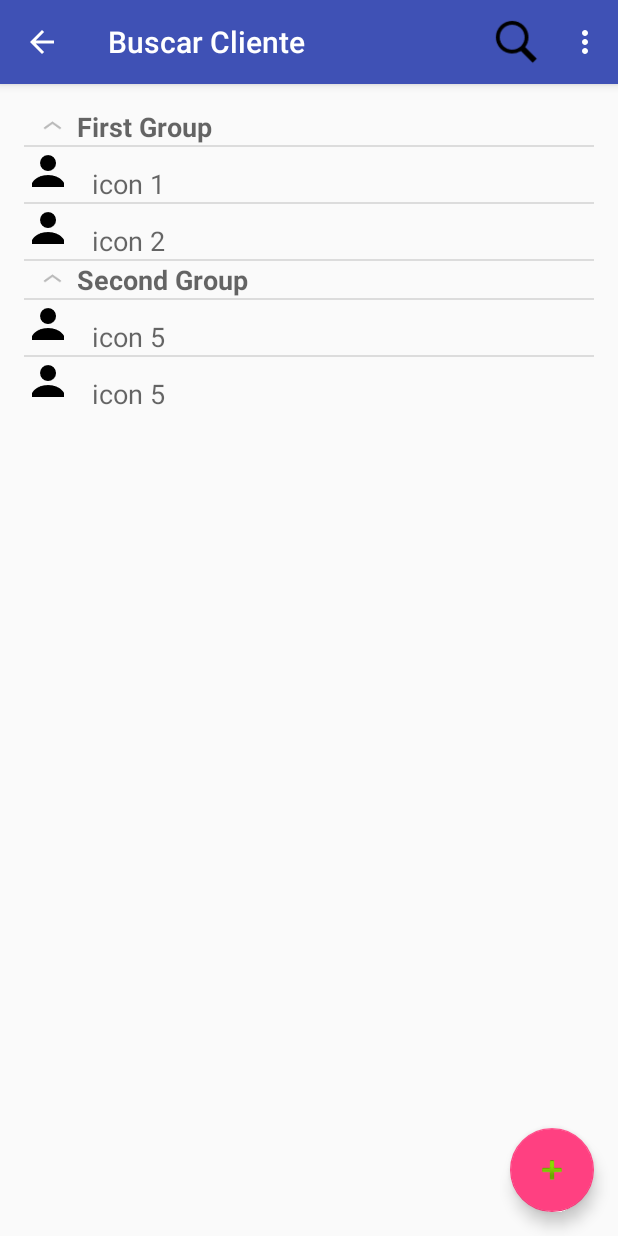
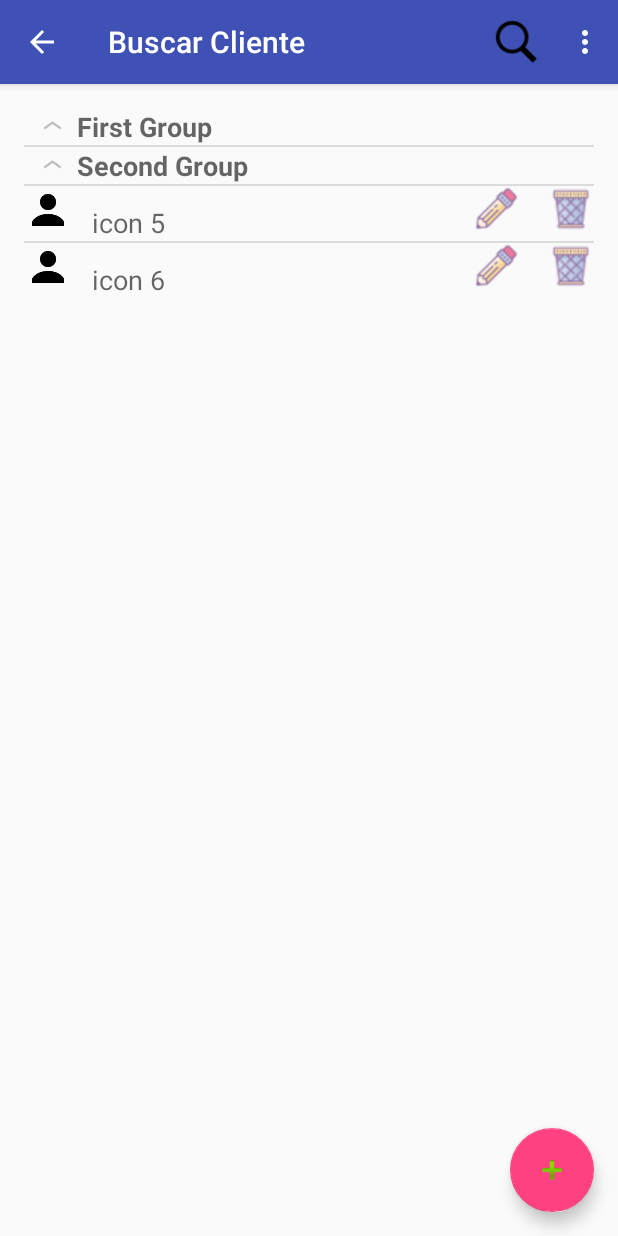
Before and after one commit to Borreguin/TiendApp, an Android app: the Act_NewClient screen opened directly, with no data from a screen before it, after a tap on "BUSCAR CLIENTE", on a phone screen of 412 x 824 dp. Run offline under Robolectric (Android 15) with nearby library versions, the phone set to English and light mode, and no system bars.

```diff
--- a/app/src/main/java/com/borreguin/tiendapp/Act_NewClient.java
+++ b/app/src/main/java/com/borreguin/tiendapp/Act_NewClient.java
@@ -16,6 +16,8 @@ import android.widget.EditText;
 import android.widget.TextView;
 import android.widget.Toast;
 import com.borreguin.tiendapp.Class.Client;
+import com.borreguin.tiendapp.Class.Global;
+
 import java.util.List;
 
 public class Act_NewClient extends AppCompatActivity {
@@ -31,10 +33,8 @@ public class Act_NewClient extends AppCompatActivity {
     //private Client SelectedClient;
     Button btnNewClient;
     Button btnSearchClient;
+    Global global = new Global();
 
-    // NOTE: Test User or Temporal id=0
-    final String prefix = "#TEMP_";
-    final int id_temp = 1;
 
     // Validating a new client
     private TextWatcher textWatcher = new TextWatcher() {
@@ -77,7 +77,7 @@ public class Act_NewClient extends AppCompatActivity {
 
     @Override
     protected void onCreate(Bundle savedInstanceState) {
-        super.onCreate(savedInstanceState);
+
         setContentView(R.layout.activity_act_new_client);
         // PART OF THE MENU
         // ------------------------------------------------
@@ -108,7 +108,7 @@ public class Act_NewClient extends AppCompatActivity {
         //***************************************************
 
         isThereTemporalClient();
-
+        super.onCreate(savedInstanceState);
     }
 
     // check if the user is already created
@@ -171,7 +171,7 @@ public class Act_NewClient extends AppCompatActivity {
 
             Toast message = Toast.makeText(Act_NewClient.this,
                     getString(R.string.Successfully) + "\n" +
-                    getString(R.string.newClientCreated) + "\n" +
+                    getString(R.string.newClientCreated) + "\t" +
                             clientName.getText() , Toast.LENGTH_LONG);
             message.setGravity(0,0,0);
             message.show();
@@ -179,7 +179,7 @@ public class Act_NewClient extends AppCompatActivity {
             checkText.setCheckMarkDrawable(R.drawable.ok);
             checkText.setChecked(false);
             checkText.setText(getString(R.string.Successfully) + " "
-                    + getString(R.string.NewClient) + clientName.getText());
+                    + getString(R.string.NewClient) + "\n" +clientName.getText());
             cleanTemporalClient();
         }
     }
@@ -206,9 +206,8 @@ public class Act_NewClient extends AppCompatActivity {
 
     // Buttons for navigation:
     public void gotoSearchClient(View view){
-        Intent NextPage = new Intent(Act_NewClient.this, Act_SearchClient.class);
-        startActivity(NextPage);
-    };
+        global.goto_SearchClient(view);
+    }
 
     @Override
     protected void onStop() {
@@ -219,8 +218,8 @@ public class Act_NewClient extends AppCompatActivity {
     // Create temporal client for testing or any other purpose
     public void saveTemporalClient(){
 
-        Client temporalClient = new Client(id_temp,
-                prefix + clientName.getText().toString(),
+        Client temporalClient = new Client( global.id_temp,
+                global.prefix + clientName.getText().toString(),
                 description.getText().toString(),
                 Float.parseFloat(clientDebt.getText().toString()));
         db.updateClient(temporalClient);
@@ -228,23 +227,24 @@ public class Act_NewClient extends AppCompatActivity {
     }
     public void cleanTemporalClient(){
 
-        Client temporalClient = new Client(id_temp, prefix + "", "", 0);
+        Client temporalClient = new Client(global.id_temp, global.prefix + "", "", 0);
         db.updateClient(temporalClient);
         db.close();
     }
 
     public Boolean isThereTemporalClient() {
-        Client tempClient = db.getClient(id_temp);
+        int fg =  global.id_temp;
+        Client tempClient = db.getClient(global.id_temp);
         if (tempClient.isEmpty()) {
-            db.addClient(new Client(0, prefix, ""));
+            db.addClient(new Client(0, global.prefix, ""));
             return false;
         }
 
-        if (tempClient.getName().equals(prefix)) {
+        if (tempClient.getName().equals(global.prefix)) {
             return false;
         }
         else {
-            clientName.setText(tempClient.getName().replace(prefix, ""));
+            clientName.setText(tempClient.getName().replace(global.prefix, ""));
             description.setText(tempClient.getDescription());
             clientDebt.setText(String.valueOf(tempClient.getToPay()));
             return true;
--- a/app/src/main/java/com/borreguin/tiendapp/Act_SearchClient.java
+++ b/app/src/main/java/com/borreguin/tiendapp/Act_SearchClient.java
@@ -5,20 +5,26 @@ import android.content.Context;
 import android.content.Intent;
 import android.os.Bundle;
 import android.support.design.widget.FloatingActionButton;
-import android.support.design.widget.Snackbar;
+
 import android.support.v4.view.MenuItemCompat;
 import android.support.v7.app.AppCompatActivity;
 import android.support.v7.widget.Toolbar;
 import android.view.Menu;
 import android.view.MenuItem;
 import android.view.View;
+import android.widget.Button;
 import android.widget.ExpandableListView;
 import android.widget.SearchView;
+
+import com.borreguin.tiendapp.Class.Client;
+import com.borreguin.tiendapp.Class.Global;
 import com.borreguin.tiendapp.Utilities.ChildRow;
 import com.borreguin.tiendapp.Utilities.MyExpandableListAdapter;
 import com.borreguin.tiendapp.Utilities.ParentRow;
 
+import java.io.IOError;
 import java.util.ArrayList;
+import java.util.List;
 
 public class Act_SearchClient extends AppCompatActivity
         implements SearchView.OnQueryTextListener, SearchView.OnClickListener{
@@ -31,13 +37,21 @@ public class Act_SearchClient extends AppCompatActivity
     private ArrayList<ParentRow> parentList = new ArrayList<ParentRow>();
     private ArrayList<ParentRow> showTheseParentList = new ArrayList<ParentRow>();
     private MenuItem searchItem;
+    // Manage of clients
+    private DBHandler db = new DBHandler(this);
+
+    //Data of clients
+    private List<Client> clients;
+
+
 
     @Override
     protected void onCreate(Bundle savedInstanceState) {
-        super.onCreate(savedInstanceState);
+
         setContentView(R.layout.activity_search_client);
         Toolbar toolbar = (Toolbar) findViewById(R.id.toolbar);
         setSupportActionBar(toolbar);
+
 
         FloatingActionButton fab = (FloatingActionButton) findViewById(R.id.fab);
         fab.setOnClickListener(new View.OnClickListener() {
@@ -61,22 +75,30 @@ public class Act_SearchClient extends AppCompatActivity
 
         // This expands the List of contents
         expandAll();
+
+        // This create buttons
+        super.onCreate(savedInstanceState);
     }
 
     private void loadData(){
+        // Structure for search list
         ArrayList<ChildRow> childRows = new ArrayList<ChildRow>();
         ParentRow parentRow = null;
 
+        // Data
+        clients = db.getAllClients();
+        clients.remove(0);
         // Adding members
-        childRows.add(new ChildRow(R.mipmap.generic_icon, "icon 1"));
-        childRows.add(new ChildRow(R.mipmap.generic_icon, "icon 2"));
-        parentRow = new ParentRow("First Group", childRows);
+        for(Client client : clients){
+            childRows.add(new ChildRow(R.mipmap.generic_icon, client.getName()));
+        }
+        parentRow = new ParentRow("First Group",childRows);
         parentList.add(parentRow);
 
         //
         childRows = new ArrayList<ChildRow>();
         childRows.add(new ChildRow(R.mipmap.generic_icon, "icon 5"));
-        childRows.add(new ChildRow(R.mipmap.generic_icon, "icon 5"));
+        childRows.add(new ChildRow(R.mipmap.generic_icon, "icon 6"));
         parentRow = new ParentRow("Second Group",childRows);
         parentList.add(parentRow);
 
@@ -91,12 +113,15 @@ public class Act_SearchClient extends AppCompatActivity
 
     private void displayList(){
         loadData();
-
         listAdapter = new MyExpandableListAdapter(Act_SearchClient.this, parentList);
         myList = (ExpandableListView) findViewById(R.id.expListView);
         myList.setAdapter(listAdapter);
     }
 
+   /* private void gotoDeleteClient(){
+        Intent NextPage = new Intent(Act_SearchClient.this, Act_SearchClient.class);
+        startActivity(NextPage);
+    }*/
 
     @Override
     public boolean onCreateOptionsMenu(Menu menu) {
@@ -108,7 +133,7 @@ public class Act_SearchClient extends AppCompatActivity
                 (searchManager.getSearchableInfo(getComponentName()));
         searchView.setIconifiedByDefault(false);
         searchView.setOnQueryTextListener(this);
-        //searchView.setOnCloseListener((SearchView.OnCloseListener) this);
+        //searchView.setOnCloseListener(this);
         searchView.requestFocus();
 
         return true;
--- /dev/null
+++ b/app/src/main/java/com/borreguin/tiendapp/Class/Global.java
@@ -0,0 +1,32 @@
+package com.borreguin.tiendapp.Class;
+
+import android.content.Context;
+import android.content.Intent;
+import android.view.View;
+
+import com.borreguin.tiendapp.Act_NewClient;
+import com.borreguin.tiendapp.Act_SearchClient;
+
+/**
+ * Created by Roberto on 9/2/2017.
+ * com.borreguin.tiendapp.Class
+ */
+
+// Here the general variables
+
+public class Global {
+    // NOTE: Test User or Temporal id=0
+    public String prefix = "#TEMP_";
+    public int id_temp = 1;
+
+    public void goto_SearchClient(View v){
+        Context context = v.getContext();
+        Intent NextPage = new Intent(context, Act_SearchClient.class);
+        context.startActivity(NextPage);
+    }
+    public void goto_CreateClient(View v){
+        Context context = v.getContext();
+        Intent NextPage = new Intent(context, Act_NewClient.class);
+        context.startActivity(NextPage);
+    }
+}
--- a/app/src/main/res/layout/activity_main.xml
+++ b/app/src/main/res/layout/activity_main.xml
@@ -5,8 +5,7 @@
     xmlns:tools="http://schemas.android.com/tools"
     android:layout_width="match_parent"
     android:layout_height="match_parent"
-
-    tools:context="com.borreguin.tiendapp.MainActivity">
+    tools:context="com.borreguin.tiendapp.Act_SearchClient">
 
     <GridView
        android:numColumns="auto_fit"
--- a/app/src/main/res/layout/child_row.xml
+++ b/app/src/main/res/layout/child_row.xml
@@ -1,7 +1,9 @@
 <?xml version="1.0" encoding="utf-8"?>
 <ScrollView xmlns:android="http://schemas.android.com/apk/res/android"
+    xmlns:tools="http://schemas.android.com/tools"
     android:layout_width="match_parent"
-    android:layout_height="match_parent">
+    android:layout_height="match_parent"
+    tools:context="com.borreguin.tiendapp.Act_SearchClient">
 
     <RelativeLayout
         android:layout_width="match_parent"
@@ -12,6 +14,7 @@
             android:layout_height="wrap_content"
             android:layout_alignParentLeft="true"
             android:layout_alignParentTop="true"
+            android:background="@mipmap/generic_icon"
             android:id="@+id/child_icon" />
 
         <TextView
@@ -27,5 +30,21 @@
             android:textAppearance="?android:textAppearanceMedium"
             />
 
+        <Button
+            android:layout_width="30dp"
+            android:layout_height="30dp"
+            android:layout_alignParentRight="true"
+            android:layout_marginLeft="20dp"
+            android:id="@+id/btnDeleteClient"
+            android:background="@drawable/trash_20"/>
+
+
+        <Button
+            android:layout_width="30dp"
+            android:layout_height="30dp"
+            android:layout_toLeftOf="@+id/btnDeleteClient"
+            android:background="@drawable/edit_20"
+            android:id="@+id/editClient"/>
+
     </RelativeLayout>
 </ScrollView>
--- a/app/src/main/res/layout/parent_row.xml
+++ b/app/src/main/res/layout/parent_row.xml
@@ -1,8 +1,10 @@
 <?xml version="1.0" encoding="utf-8"?>
 <LinearLayout xmlns:android="http://schemas.android.com/apk/res/android"
+    xmlns:tools="http://schemas.android.com/tools"
     android:orientation="vertical"
     android:layout_width="fill_parent"
-    android:layout_height="55dp">
+    android:layout_height="55dp"
+    tools:context="com.borreguin.tiendapp.Act_SearchClient">
 
     <TextView
         android:layout_width="wrap_content"
--- a/app/src/main/res/layout/row.xml
+++ b/app/src/main/res/layout/row.xml
@@ -1,6 +1,7 @@
 <?xml version="1.0" encoding="utf-8"?>
 <LinearLayout xmlns:android="http://schemas.android.com/apk/res/android"
-    android:orientation="vertical" android:layout_width="match_parent"
+    android:orientation="vertical"
+    android:layout_width="match_parent"
     android:layout_height="match_parent">
 
     <TextView
--- a/app/src/main/res/values/strings.xml
+++ b/app/src/main/res/values/strings.xml
@@ -27,4 +27,5 @@
     <string name="title_activity_search_client">Buscar cliente</string>
     <string name="searchClient">Buscar Cliente</string>
     <string name="action_settings">Configuración</string>
+    <string name="title_activity_act__delete__client">Eliminar Cliente</string>
 </resources>
```
Also changed, not shown: app/src/main/AndroidManifest.xml (+18 -7 lines), app/src/main/java/com/borreguin/tiendapp/Act_Delete_Client.java (added, +107 -0 lines), app/src/main/java/com/borreguin/tiendapp/Act_Manage_Client.java (+9 -9 lines), app/src/main/java/com/borreguin/tiendapp/DBHandler.java (+56 -3 lines), app/src/main/java/com/borreguin/tiendapp/MainActivity.java (+11 -3 lines), app/src/main/java/com/borreguin/tiendapp/Utilities/MyExpandableListAdapter.java (+43 -1 lines), app/src/main/res/layout/activity_act_delete_client.xml (added, +139 -0 lines), app/src/main/res/drawable/edit.png (added), app/src/main/res/drawable/edit_20.png (added), app/src/main/res/drawable/trash.png (added), app/src/main/res/drawable/trash_20.png (added), 165 other files.
